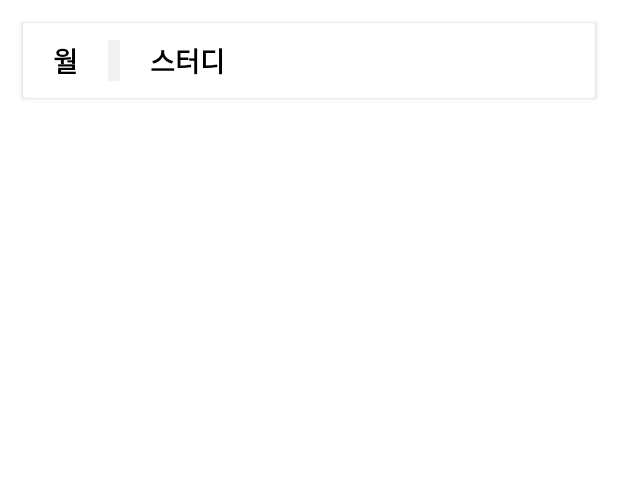
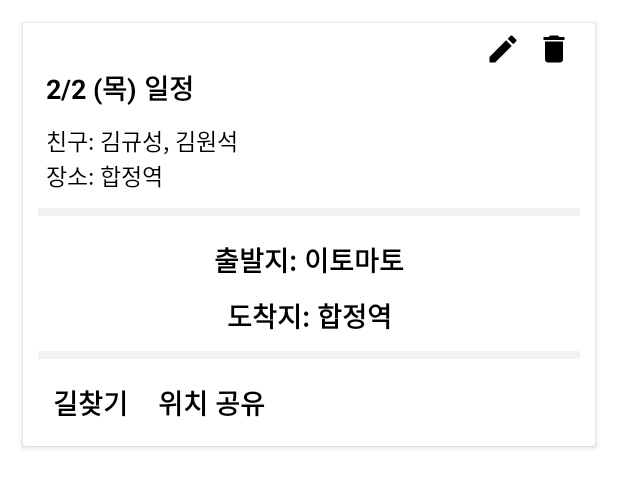
Before and after one commit to ksjmgrkks/Where-Are-You, an Android app: the layout daily_schedule_item.xml on its own in the app's theme, with its tools: preview values and no code run, on a phone screen of 412 x 824 dp. Shown: the top 487 px of the screen. Run offline under Robolectric (Android 15) with nearby library versions, the phone set to English and light mode, and no system bars.

Commit message:
[design] 일간 스케줄 레이아웃 구현

```diff
--- /dev/null
+++ b/Whereareyou/app/src/main/res/drawable/ic_delete.xml
@@ -0,0 +1,5 @@
+<vector android:height="24dp" android:tint="#000000"
+    android:viewportHeight="24" android:viewportWidth="24"
+    android:width="24dp" xmlns:android="http://schemas.android.com/apk/res/android">
+    <path android:fillColor="@android:color/white" android:pathData="M6,19c0,1.1 0.9,2 2,2h8c1.1,0 2,-0.9 2,-2V7H6v12zM19,4h-3.5l-1,-1h-5l-1,1H5v2h14V4z"/>
+</vector>
--- /dev/null
+++ b/Whereareyou/app/src/main/res/drawable/ic_edit.xml
@@ -0,0 +1,5 @@
+<vector android:height="24dp" android:tint="#000000"
+    android:viewportHeight="24" android:viewportWidth="24"
+    android:width="24dp" xmlns:android="http://schemas.android.com/apk/res/android">
+    <path android:fillColor="@android:color/white" android:pathData="M3,17.25V21h3.75L17.81,9.94l-3.75,-3.75L3,17.25zM20.71,7.04c0.39,-0.39 0.39,-1.02 0,-1.41l-2.34,-2.34c-0.39,-0.39 -1.02,-0.39 -1.41,0l-1.83,1.83 3.75,3.75 1.83,-1.83z"/>
+</vector>
--- a/Whereareyou/app/src/main/res/layout/daily_schedule_item.xml
+++ b/Whereareyou/app/src/main/res/layout/daily_schedule_item.xml
@@ -9,7 +9,7 @@
     <androidx.cardview.widget.CardView
         android:id="@+id/card_view"
         android:layout_width="0dp"
-        android:layout_height="50dp"
+        android:layout_height="wrap_content"
         android:layout_marginStart="15dp"
         android:layout_marginTop="15dp"
         android:layout_marginEnd="15dp"
@@ -25,42 +25,136 @@
             android:layout_width="match_parent"
             android:layout_height="match_parent">
 
+            <ImageView
+                android:id="@+id/imageView_edit"
+                android:layout_width="wrap_content"
+                android:layout_height="wrap_content"
+                android:layout_marginEnd="10dp"
+                app:layout_constraintEnd_toStartOf="@+id/imageView_delete"
+                app:layout_constraintTop_toTopOf="@+id/imageView_delete"
+                app:srcCompat="@drawable/ic_edit" />
+
+            <ImageView
+                android:id="@+id/imageView_delete"
+                android:layout_width="wrap_content"
+                android:layout_height="wrap_content"
+                android:layout_marginTop="5dp"
+                android:layout_marginEnd="15dp"
+                app:layout_constraintEnd_toEndOf="parent"
+                app:layout_constraintTop_toTopOf="parent"
+                app:srcCompat="@drawable/ic_delete" />
+
             <TextView
                 android:id="@+id/textView_day"
                 android:layout_width="wrap_content"
                 android:layout_height="wrap_content"
+                android:layout_marginStart="15dp"
+                android:textColor="@color/black"
+                android:textSize="18sp"
+                android:textStyle="bold"
+                app:layout_constraintStart_toStartOf="parent"
+                app:layout_constraintTop_toBottomOf="@+id/imageView_edit"
+                tools:text="2/2 (목) 일정" />
+
+            <TextView
+                android:id="@+id/textView_friends"
+                android:layout_width="wrap_content"
+                android:layout_height="wrap_content"
+                android:layout_marginStart="0dp"
+                android:layout_marginTop="10dp"
+                android:textColor="@color/black"
+                android:textSize="15sp"
+                app:layout_constraintStart_toStartOf="@+id/textView_day"
+                app:layout_constraintTop_toBottomOf="@+id/textView_day"
+                tools:text="친구: 김규성, 김원석" />
+
+            <TextView
+                android:id="@+id/textView_place"
+                android:layout_width="wrap_content"
+                android:layout_height="wrap_content"
+                android:textColor="@color/black"
+                android:textSize="15sp"
+                app:layout_constraintStart_toStartOf="@+id/textView_friends"
+                app:layout_constraintTop_toBottomOf="@+id/textView_friends"
+                tools:text="장소: 합정역" />
+
+            <View
+                android:id="@+id/division_top"
+                android:layout_width="0dp"
+                android:layout_height="5dp"
+                android:layout_marginStart="10dp"
+                android:layout_marginTop="10dp"
+                android:layout_marginEnd="10dp"
+                android:background="@color/app_gray"
+                app:layout_constraintEnd_toEndOf="parent"
+                app:layout_constraintStart_toStartOf="parent"
+                app:layout_constraintTop_toBottomOf="@+id/textView_place" />
+
+            <View
+                android:id="@+id/division_bottom"
+                android:layout_width="0dp"
+                android:layout_height="5dp"
+                android:layout_marginStart="10dp"
+                android:layout_marginTop="10dp"
+                android:layout_marginEnd="10dp"
+                android:background="@color/app_gray"
+                app:layout_constraintEnd_toEndOf="parent"
+                app:layout_constraintHorizontal_bias="0.0"
+                app:layout_constraintStart_toStartOf="parent"
+                app:layout_constraintTop_toBottomOf="@+id/textView_arrivals" />
+
+            <TextView
+                android:id="@+id/textView_departures"
+                android:layout_width="wrap_content"
+                android:layout_height="wrap_content"
+                android:layout_marginTop="15dp"
+                android:textColor="@color/black"
+                android:textSize="18sp"
+                android:textStyle="bold"
+                app:layout_constraintEnd_toEndOf="parent"
+                app:layout_constraintStart_toStartOf="parent"
+                app:layout_constraintTop_toBottomOf="@+id/division_top"
+                tools:text="출발지: 이토마토" />
+
+            <TextView
+                android:id="@+id/textView_arrivals"
+                android:layout_width="wrap_content"
+                android:layout_height="wrap_content"
+                android:layout_marginTop="10dp"
+                android:textColor="@color/black"
+                android:textSize="18sp"
+                android:textStyle="bold"
+                app:layout_constraintEnd_toEndOf="parent"
+                app:layout_constraintStart_toStartOf="parent"
+                app:layout_constraintTop_toBottomOf="@+id/textView_departures"
+                tools:text="도착지: 합정역" />
+
+            <TextView
+                android:id="@+id/textView_get_directions"
+                android:layout_width="wrap_content"
+                android:layout_height="wrap_content"
                 android:layout_marginStart="20dp"
+                android:layout_marginTop="15dp"
+                android:layout_marginBottom="15dp"
+                android:text="@string/get_directions"
                 android:textColor="@color/black"
                 android:textSize="18sp"
                 android:textStyle="bold"
                 app:layout_constraintBottom_toBottomOf="parent"
                 app:layout_constraintStart_toStartOf="parent"
-                app:layout_constraintTop_toTopOf="parent"
-                tools:text="월" />
-
-            <View
-                android:id="@+id/view"
-                android:layout_width="8dp"
-                android:layout_height="0dp"
-                android:layout_marginStart="20dp"
-                android:background="@color/app_gray"
-                app:layout_constraintBottom_toBottomOf="@+id/textView_day"
-                app:layout_constraintStart_toEndOf="@+id/textView_day"
-                app:layout_constraintTop_toTopOf="@+id/textView_day" />
+                app:layout_constraintTop_toBottomOf="@+id/division_bottom" />
 
             <TextView
-                android:id="@+id/textView_schedule"
+                android:id="@+id/textView_location_sharing"
                 android:layout_width="wrap_content"
                 android:layout_height="wrap_content"
                 android:layout_marginStart="20dp"
-                android:maxLines="1"
+                android:text="@string/location_sharing"
                 android:textColor="@color/black"
                 android:textSize="18sp"
                 android:textStyle="bold"
-                app:layout_constraintBottom_toBottomOf="@+id/view"
-                app:layout_constraintStart_toEndOf="@+id/view"
-                app:layout_constraintTop_toTopOf="@+id/view"
-                tools:text="스터디" />
+                app:layout_constraintStart_toEndOf="@+id/textView_get_directions"
+                app:layout_constraintTop_toTopOf="@+id/textView_get_directions" />
         </androidx.constraintlayout.widget.ConstraintLayout>
     </androidx.cardview.widget.CardView>
 </androidx.constraintlayout.widget.ConstraintLayout>
--- a/Whereareyou/app/src/main/res/layout/fragment_daily_schedule.xml
+++ b/Whereareyou/app/src/main/res/layout/fragment_daily_schedule.xml
@@ -1,6 +1,34 @@
 <?xml version="1.0" encoding="utf-8"?>
 <androidx.constraintlayout.widget.ConstraintLayout xmlns:android="http://schemas.android.com/apk/res/android"
+    xmlns:app="http://schemas.android.com/apk/res-auto"
+    xmlns:tools="http://schemas.android.com/tools"
     android:layout_width="match_parent"
     android:layout_height="match_parent">
 
+    <TextView
+        android:id="@+id/textView_daily_schedule"
+        android:layout_width="wrap_content"
+        android:layout_height="wrap_content"
+        android:layout_marginStart="15dp"
+        android:layout_marginTop="15dp"
+        android:textColor="@color/black"
+        android:textSize="18sp"
+        android:textStyle="bold"
+        app:layout_constraintStart_toStartOf="parent"
+        app:layout_constraintTop_toTopOf="parent"
+        tools:text="2/2 (목) 일정" />
+
+    <androidx.recyclerview.widget.RecyclerView
+        android:id="@+id/recyclerView_daily_schedule"
+        android:layout_width="match_parent"
+        android:layout_height="0dp"
+        android:layout_marginTop="10dp"
+        app:layout_constraintBottom_toBottomOf="parent"
+        app:layout_constraintEnd_toEndOf="parent"
+        app:layout_constraintStart_toStartOf="parent"
+        app:layout_constraintTop_toBottomOf="@+id/textView_daily_schedule"
+        tools:listitem="@layout/daily_schedule_item">
+
+    </androidx.recyclerview.widget.RecyclerView>
+
 </androidx.constraintlayout.widget.ConstraintLayout>
--- a/Whereareyou/app/src/main/res/layout/fragment_weekly_schedule.xml
+++ b/Whereareyou/app/src/main/res/layout/fragment_weekly_schedule.xml
@@ -29,6 +29,7 @@
         app:layout_constraintTop_toBottomOf="@+id/textView_weekly_schedule" />
 
     <androidx.recyclerview.widget.RecyclerView
+        android:id="@+id/recyclerView_weekly_schedule"
         android:layout_width="match_parent"
         android:layout_height="0dp"
         android:layout_marginTop="10dp"
--- a/Whereareyou/app/src/main/res/values/strings.xml
+++ b/Whereareyou/app/src/main/res/values/strings.xml
@@ -3,4 +3,6 @@
     <string name="fragment_check_in_text1">위치기반 일정관리 앱-</string>
     <string name="fragment_check_in_text2"><u>간편가입</u></string>
     <string name="fragment_weekly_schedule_text1">캘린더로 보기   ></string>
+    <string name="location_sharing">위치 공유</string>
+    <string name="get_directions">길찾기</string>
 </resources>
```
